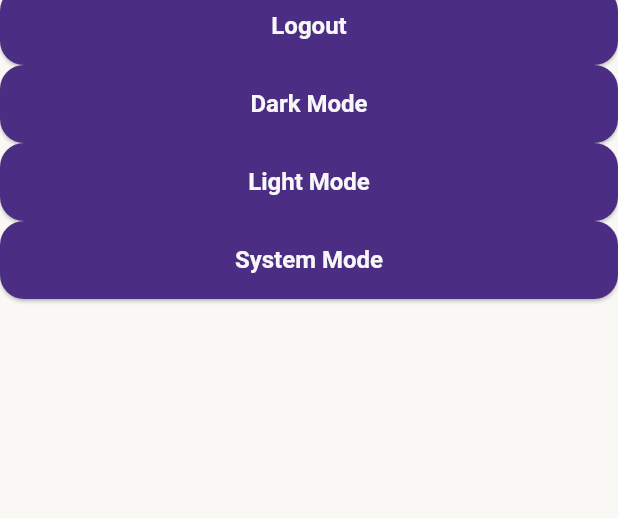
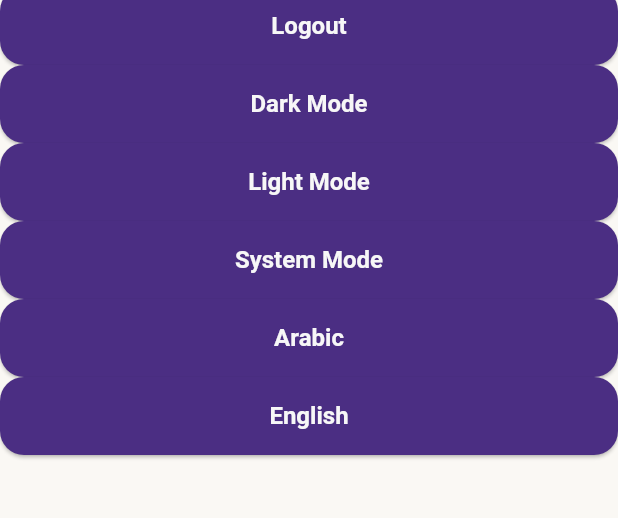
Before and after one commit to ziad7118m/aurelia, a Flutter app: the screen it shows after launch, after a tap on "Go to Home", on a phone screen of 412 x 824 dp, the part 97-615 px from its top. Run offline on Flutter 3.47's test engine with Material 3 defaults, Android fonts, the phone set to English and light mode, and no system bars; our stand-ins replace dio, flutter_bloc, flutter_secure_storage, shared_preferences.

Commit message:
feat: add locale cubit and persist language

```diff
--- a/lib/aurelia_app.dart
+++ b/lib/aurelia_app.dart
@@ -1,3 +1,4 @@
+import 'package:aurelia/core/localization/locale_cubit.dart';
 import 'package:aurelia/core/routing/app_router.dart';
 import 'package:aurelia/core/theme/app_theme.dart';
 import 'package:aurelia/core/theme/theme_cubit.dart';
@@ -13,19 +14,27 @@ class AureliaApp extends StatelessWidget {
 
   @override
   Widget build(BuildContext context) {
-    return BlocProvider(
-      create: (context) => ThemeCubit()..loadSavedTheme(),
+    return MultiBlocProvider(
+      providers: [
+        BlocProvider(create: (context) => ThemeCubit()..loadSavedTheme()),
+        BlocProvider(create: (context) => LocaleCubit()..loadSavedLocale()),
+      ],
       child: BlocBuilder<ThemeCubit, ThemeMode>(
         builder: (context, themeMode) {
-          return MaterialApp(
+          return BlocBuilder<LocaleCubit, Locale>(
+  builder: (context, locale) {
+    return MaterialApp(
             debugShowCheckedModeBanner: false,
             title: 'Aurelia',
             theme: AppTheme.lightTheme,
             darkTheme: AppTheme.darkTheme,
             themeMode: themeMode,
+            locale: locale,
             initialRoute: Routes.splash,
             onGenerateRoute: appRouter.generateRoute,
           );
+  },
+);
         },
       ),
     );
--- /dev/null
+++ b/lib/core/localization/locale_cubit.dart
@@ -0,0 +1,20 @@
+import 'package:flutter/material.dart';
+import 'package:flutter_bloc/flutter_bloc.dart';
+
+import '../cache/shared_pref_helper.dart';
+
+class LocaleCubit extends Cubit<Locale> {
+  LocaleCubit() : super(const Locale('en'));
+
+  Future<void> loadSavedLocale() async {
+    final savedLanguageCode = await SharedPrefHelper.getLanguageCode();
+
+    emit(Locale(savedLanguageCode));
+  }
+
+  Future<void> changeLanguage(String languageCode) async {
+    await SharedPrefHelper.saveLanguageCode(languageCode);
+
+    emit(Locale(languageCode));
+  }
+}
--- a/lib/features/home/presentation/screens/home_screen.dart
+++ b/lib/features/home/presentation/screens/home_screen.dart
@@ -1,6 +1,7 @@
 import 'package:flutter/material.dart';
 import 'package:flutter_bloc/flutter_bloc.dart';
 
+import '../../../../core/localization/locale_cubit.dart';
 import '../../../../core/routing/routes.dart';
 import '../../../../core/theme/theme_cubit.dart';
 
@@ -40,6 +41,18 @@ class HomeScreen extends StatelessWidget {
               },
               child: const Text('System Mode'),
             ),
+            ElevatedButton(
+              onPressed: () {
+                context.read<LocaleCubit>().changeLanguage('ar');
+              },
+              child: const Text('Arabic'),
+            ),
+            ElevatedButton(
+              onPressed: () {
+                context.read<LocaleCubit>().changeLanguage('en');
+              },
+              child: const Text('English'),
+            ),
           ],
         ),
       ),
```
Also changed, not shown: 1 other file.
